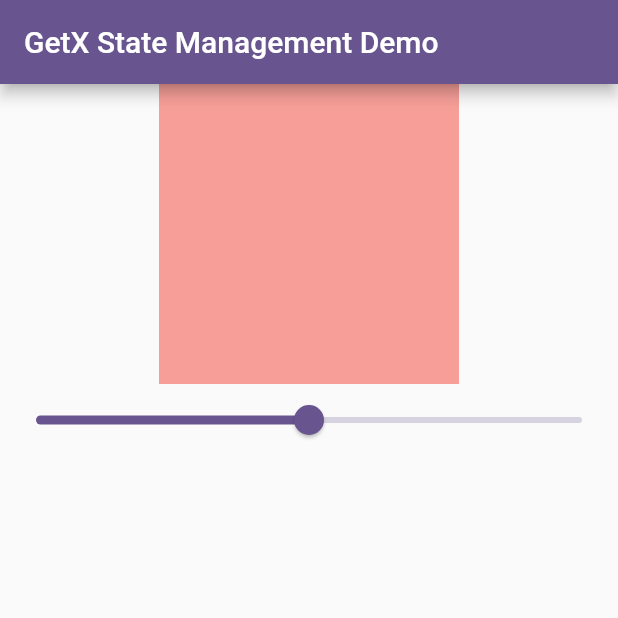
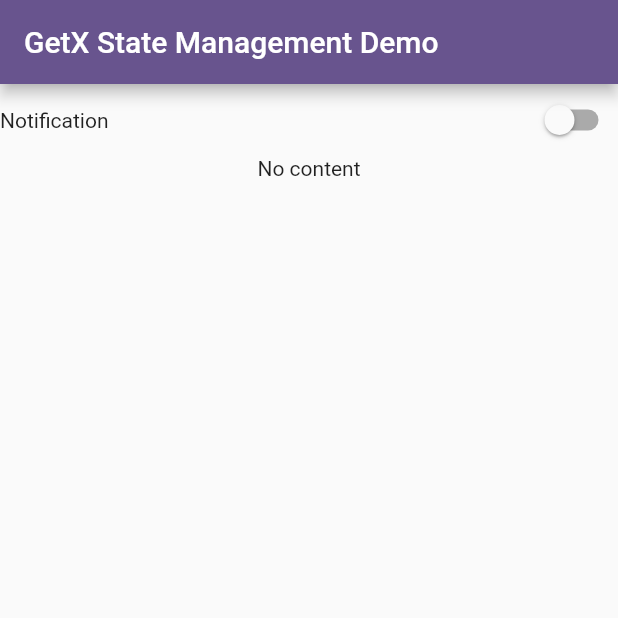
Before and after one commit to dilipwebs/getxstate, a Flutter app: the screen it shows after launch, on a phone screen of 412 x 824 dp, the top half of it. Run offline on Flutter 3.47's test engine with Material 3 defaults, Android fonts, the phone set to English and light mode, and no system bars; our stand-ins replace get, url_strategy.

Commit message:
getx example three switch

```diff
--- /dev/null
+++ b/lib/example_three.dart
@@ -0,0 +1,11 @@
+
+import 'package:get/get.dart';
+
+class ExampleThreeController extends GetxController{
+   RxBool notification = false.obs;
+
+   setNotification(bool value){
+      notification.value = value;
+      print(notification.value);
+   }
+}
--- a/lib/home_screen.dart
+++ b/lib/home_screen.dart
@@ -1,9 +1,7 @@
-import 'dart:async';
-
 import 'package:flutter/material.dart';
 import 'package:get/get.dart';
-import 'package:getstate/counter_controller.dart';
-import 'package:getstate/example_two.dart';
+
+import 'package:getstate/example_three.dart';
 
 class HomeScreen extends StatefulWidget {
   const HomeScreen({super.key});
@@ -13,7 +11,8 @@
 }
 
 class _HomeScreenState extends State<HomeScreen> {
-  ExampleTwoController exampleTwoController = Get.put(ExampleTwoController());
+  ExampleThreeController exampleThreeController =
+      Get.put(ExampleThreeController());
 
   @override
   void initState() {
@@ -22,31 +21,31 @@
 
   @override
   Widget build(BuildContext context) {
-    print('Rebuild');
+    print('rebuild');
 
     return Scaffold(
       appBar: AppBar(
         title: const Text(
           'GetX State Management Demo',
-          textAlign: TextAlign.center,
         ),
       ),
       body: SingleChildScrollView(
         child: Column(
           children: [
-            Obx(
-              () => Container(
-                width: 200,
-                height: 200,
-                color:
-                    Colors.red.withOpacity(exampleTwoController.opacity.value),
-              ),
+            Row(
+              mainAxisAlignment: MainAxisAlignment.spaceBetween,
+              children: [
+                Text('Notification'),
+                Obx(() => Switch(
+                    value: exampleThreeController.notification.value,
+                    onChanged: (value) {
+                      exampleThreeController.notification.value = value;
+                    }))
+              ],
             ),
-            Obx(() => Slider(
-                value: exampleTwoController.opacity.value,
-                onChanged: (value) {
-                  exampleTwoController.setOpacity(value);
-                }))
+            Obx(() => exampleThreeController.notification.value
+                ? const Text('Dummy content')
+                : const Text('No content')),
           ],
         ),
       ),
```
